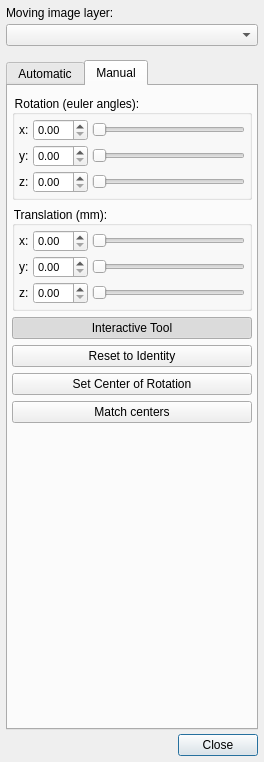
Above: GUI/Qt/Windows/Registration/RegistrationDialog.ui from pyushkevich/itksnap before the change. Below: the same form after it.
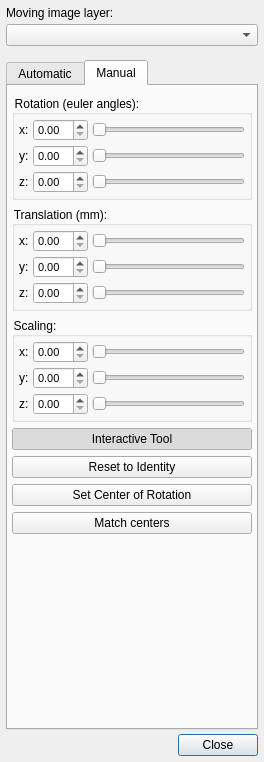
That is the form after the change. Custom widgets are drawn as their Qt base class.

Commit message: Confusion, manual rotation and translation are not working right after adding scaling, matrix caching

Diff of the .ui file:
```diff
--- a/GUI/Qt/Windows/Registration/RegistrationDialog.ui
+++ b/GUI/Qt/Windows/Registration/RegistrationDialog.ui
@@ -302,6 +302,102 @@
          </layout>
         </widget>
        </item>
+       <item>
+        <widget class="QGroupBox" name="grpTranslation_2">
+         <property name="title">
+          <string>Scaling:</string>
+         </property>
+         <layout class="QHBoxLayout" name="horizontalLayout_4">
+          <property name="spacing">
+           <number>0</number>
+          </property>
+          <property name="leftMargin">
+           <number>4</number>
+          </property>
+          <property name="topMargin">
+           <number>4</number>
+          </property>
+          <property name="rightMargin">
+           <number>4</number>
+          </property>
+          <property name="bottomMargin">
+           <number>4</number>
+          </property>
+          <item>
+           <widget class="QWidget" name="widget_4" native="true">
+            <layout class="QGridLayout" name="gridLayout_4">
+             <property name="leftMargin">
+              <number>0</number>
+             </property>
+             <property name="topMargin">
+              <number>0</number>
+             </property>
+             <property name="rightMargin">
+              <number>0</number>
+             </property>
+             <property name="bottomMargin">
+              <number>0</number>
+             </property>
+             <property name="spacing">
+              <number>4</number>
+             </property>
+             <item row="0" column="0">
+              <widget class="QLabel" name="label_10">
+               <property name="text">
+                <string>x:</string>
+               </property>
+              </widget>
+             </item>
+             <item row="0" column="1">
+              <widget class="QDoubleSpinBox" name="inScaleX"/>
+             </item>
+             <item row="0" column="2">
+              <widget class="QDoubleSlider" name="inScaleXSlider">
+               <property name="orientation">
+                <enum>Qt::Horizontal</enum>
+               </property>
+              </widget>
+             </item>
+             <item row="1" column="0">
+              <widget class="QLabel" name="label_11">
+               <property name="text">
+                <string>y:</string>
+               </property>
+              </widget>
+             </item>
+             <item row="1" column="1">
+              <widget class="QDoubleSpinBox" name="inScaleY"/>
+             </item>
+             <item row="1" column="2">
+              <widget class="QDoubleSlider" name="inScaleYSlider">
+               <property name="orientation">
+                <enum>Qt::Horizontal</enum>
+               </property>
+              </widget>
+             </item>
+             <item row="2" column="0">
+              <widget class="QLabel" name="label_12">
+               <property name="text">
+                <string>z:</string>
+               </property>
+              </widget>
+             </item>
+             <item row="2" column="1">
+              <widget class="QDoubleSpinBox" name="inScaleZ"/>
+             </item>
+             <item row="2" column="2">
+              <widget class="QDoubleSlider" name="inScaleZSlider">
+               <property name="orientation">
+                <enum>Qt::Horizontal</enum>
+               </property>
+              </widget>
+             </item>
+            </layout>
+           </widget>
+          </item>
+         </layout>
+        </widget>
+       </item>
        <item>
         <widget class="QPushButton" name="btnInteractiveTool">
          <property name="text">
```
The commit also changes 2 other files.
